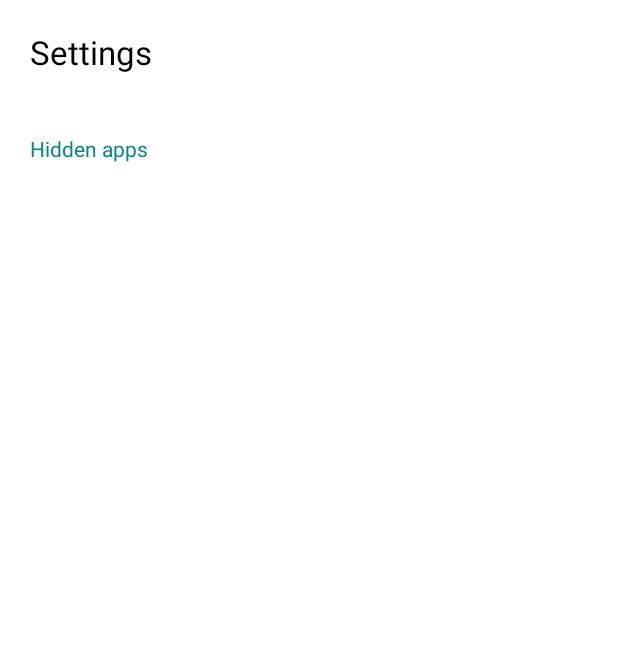
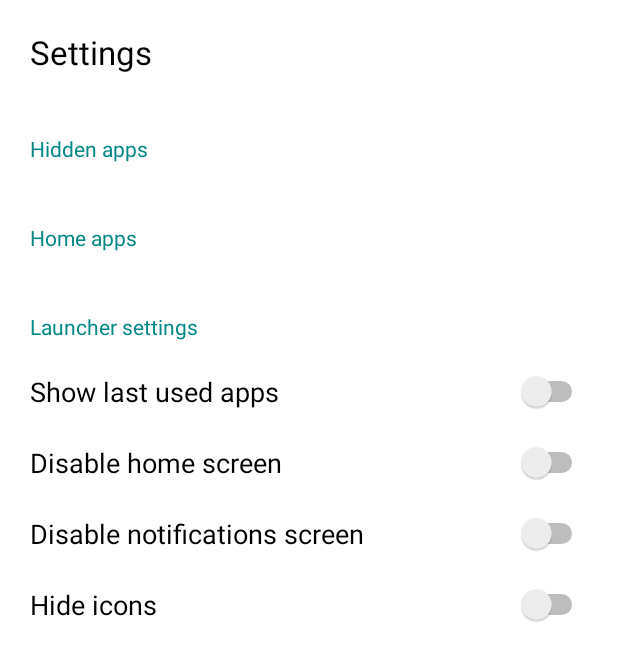
Before and after one commit to galczo5/min-launcher, an Android app: the SettingsActivity screen opened directly, with no data from a screen before it, on a phone screen of 412 x 824 dp. Shown: the top 661 px of the screen. Run offline under Robolectric (Android 15) with nearby library versions, the phone set to English and light mode, and no system bars.

Commit message:
Settings layout

```diff
--- a/app/src/main/java/com/minlauncher/min/SettingsActivity.kt
+++ b/app/src/main/java/com/minlauncher/min/SettingsActivity.kt
@@ -7,7 +7,7 @@ import android.view.WindowManager
 import androidx.appcompat.app.AppCompatActivity
 import androidx.recyclerview.widget.LinearLayoutManager
 import androidx.recyclerview.widget.RecyclerView
-import com.minlauncher.min.adapters.HiddenAppListAdapter
+import com.minlauncher.min.adapters.SettingsAppListAdapter
 import com.minlauncher.min.adapters.HiddenAppOnClickListener
 import com.minlauncher.min.models.AppInfo
 import com.minlauncher.min.models.AppInfoSharedPreferences
@@ -44,8 +44,20 @@ class SettingsActivity : AppCompatActivity() {
                 }
             }
 
-            recyclerView.adapter = HiddenAppListAdapter(it, onClickListener)
+            recyclerView.adapter = SettingsAppListAdapter(it, onClickListener)
             recyclerView.layoutManager = LinearLayoutManager(applicationContext)
+        }
+
+        appInfoSharedPreferences?.getHomeApps()?.let {
+            val homeAppsRecyclerView = findViewById<RecyclerView>(R.id.settingsHomeAppsList)
+            val onClickListener = object : HiddenAppOnClickListener {
+                override fun onClick(position: Int) {
+
+                }
+            }
+
+            homeAppsRecyclerView.adapter = SettingsAppListAdapter(it, onClickListener)
+            homeAppsRecyclerView.layoutManager = LinearLayoutManager(applicationContext)
         }
     }
 
--- a/app/src/main/java/com/minlauncher/min/adapters/HiddenAppListAdapter.kt
+++ b/app/src/main/java/com/minlauncher/min/adapters/SettingsAppListAdapter.kt
@@ -6,12 +6,10 @@ import android.view.ViewGroup
 import android.widget.ImageView
 import android.widget.TextView
 import androidx.recyclerview.widget.RecyclerView
-import com.minlauncher.min.Constants
 import com.minlauncher.min.R
 import com.minlauncher.min.models.AppInfo
-import com.minlauncher.min.models.ContextMenuGroup
 
-class HiddenAppListAdapter(val apps: List<AppInfo>, val onClickListener: HiddenAppOnClickListener) : RecyclerView.Adapter<HiddenAppListAdapter.ViewHolder>() {
+class SettingsAppListAdapter(val apps: List<AppInfo>, val onClickListener: HiddenAppOnClickListener) : RecyclerView.Adapter<SettingsAppListAdapter.ViewHolder>() {
 
     inner class ViewHolder(val view: View) : RecyclerView.ViewHolder(view) {
         val textView = view.findViewById<TextView>(R.id.hiddenAppLabel)
--- a/app/src/main/res/layout/activity_settings.xml
+++ b/app/src/main/res/layout/activity_settings.xml
@@ -1,11 +1,16 @@
 <?xml version="1.0" encoding="utf-8"?>
-<androidx.constraintlayout.widget.ConstraintLayout xmlns:android="http://schemas.android.com/apk/res/android"
+<ScrollView xmlns:android="http://schemas.android.com/apk/res/android"
     xmlns:app="http://schemas.android.com/apk/res-auto"
     xmlns:tools="http://schemas.android.com/tools"
+    tools:context=".SettingsActivity"
+    android:layout_height="match_parent"
     android:layout_width="match_parent"
-    android:layout_height="match_parent"
-    android:layout_margin="20dp"
-    tools:context=".SettingsActivity">
+    android:fillViewport="true">
+
+    <androidx.constraintlayout.widget.ConstraintLayout
+        android:layout_width="match_parent"
+        android:layout_height="wrap_content"
+        android:layout_margin="20dp">
 
         <TextView
             android:id="@+id/settingsHeaderTextView"
@@ -31,9 +36,92 @@
         <androidx.recyclerview.widget.RecyclerView
             android:id="@+id/hiddenAppsList"
             android:layout_width="match_parent"
-        android:layout_height="0dp"
-        app:layout_constraintBottom_toBottomOf="parent"
+            android:layout_height="wrap_content"
             app:layout_constraintTop_toBottomOf="@+id/text"
             tools:layout_editor_absoluteX="42dp" />
 
+        <TextView
+            android:id="@+id/settingsHomeAppsHeader"
+            android:layout_width="wrap_content"
+            android:layout_height="wrap_content"
+            android:layout_marginTop="40dp"
+            android:text="@string/settingsHomeAppsHeaderText"
+            android:textAppearance="@style/TextAppearance.AppCompat.Small"
+            android:textColor="@color/teal_700"
+            app:layout_constraintStart_toStartOf="parent"
+            app:layout_constraintTop_toBottomOf="@+id/hiddenAppsList" />
+
+        <androidx.recyclerview.widget.RecyclerView
+            android:id="@+id/settingsHomeAppsList"
+            android:layout_width="match_parent"
+            android:layout_height="wrap_content"
+            app:layout_constraintTop_toBottomOf="@+id/settingsHomeAppsHeader"
+            tools:layout_editor_absoluteX="42dp" />
+
+        <TextView
+            android:id="@+id/settingsLauncherHeaderTextView"
+            android:layout_width="match_parent"
+            android:layout_height="wrap_content"
+            android:layout_marginTop="40dp"
+            android:text="@string/launcherSettingsHeaderText"
+            android:textAppearance="@style/TextAppearance.AppCompat.Small"
+            android:textColor="@color/teal_700"
+            app:layout_constraintEnd_toEndOf="parent"
+            app:layout_constraintStart_toStartOf="parent"
+            app:layout_constraintTop_toBottomOf="@+id/settingsHomeAppsList" />
+
+        <Switch
+            android:id="@+id/switch1"
+            android:layout_width="match_parent"
+            android:layout_height="wrap_content"
+            android:text="Show last used apps"
+            android:textAppearance="@style/TextAppearance.AppCompat.Medium"
+            android:layout_marginVertical="20dp"
+            app:layout_constraintEnd_toEndOf="parent"
+            app:layout_constraintStart_toStartOf="parent"
+            app:layout_constraintTop_toBottomOf="@+id/settingsLauncherHeaderTextView" />
+
+        <Switch
+            android:id="@+id/switch2"
+            android:layout_width="match_parent"
+            android:layout_height="wrap_content"
+            android:text="Disable home screen"
+            android:textAppearance="@style/TextAppearance.AppCompat.Medium"
+            android:layout_marginVertical="20dp"
+            app:layout_constraintEnd_toEndOf="parent"
+            app:layout_constraintStart_toStartOf="parent"
+            app:layout_constraintTop_toBottomOf="@+id/switch1" />
+
+        <Switch
+            android:id="@+id/switch3"
+            android:layout_width="match_parent"
+            android:layout_height="wrap_content"
+            android:text="Disable notifications screen"
+            android:textAppearance="@style/TextAppearance.AppCompat.Medium"
+            android:layout_marginVertical="20dp"
+            app:layout_constraintEnd_toEndOf="parent"
+            app:layout_constraintHorizontal_bias="0.0"
+            app:layout_constraintStart_toStartOf="parent"
+            app:layout_constraintTop_toBottomOf="@+id/switch2" />
+
+        <Switch
+            android:id="@+id/switch4"
+            android:layout_width="match_parent"
+            android:layout_height="wrap_content"
+            android:text="Hide icons"
+            android:textAppearance="@style/TextAppearance.AppCompat.Medium"
+            android:layout_marginVertical="20dp"
+            app:layout_constraintEnd_toEndOf="parent"
+            app:layout_constraintHorizontal_bias="0.0"
+            app:layout_constraintStart_toStartOf="parent"
+            app:layout_constraintTop_toBottomOf="@+id/switch3" />
+
+        <Space
+            android:layout_width="wrap_content"
+            android:layout_height="100dp"
+            app:layout_constraintStart_toStartOf="parent"
+            app:layout_constraintTop_toBottomOf="@+id/switch4"/>
+
     </androidx.constraintlayout.widget.ConstraintLayout>
+
+</ScrollView>
--- a/app/src/main/res/values/strings.xml
+++ b/app/src/main/res/values/strings.xml
@@ -12,4 +12,6 @@
     <string name="hello_world">Hello Square World!</string>
     <string name="settingsHeaderText">Settings</string>
     <string name="hiddenAppsHeaderText">Hidden apps</string>
+    <string name="launcherSettingsHeaderText">Launcher settings</string>
+    <string name="settingsHomeAppsHeaderText">Home apps</string>
 </resources>
```
Lines whose indentation alone changed are shown as unchanged.
